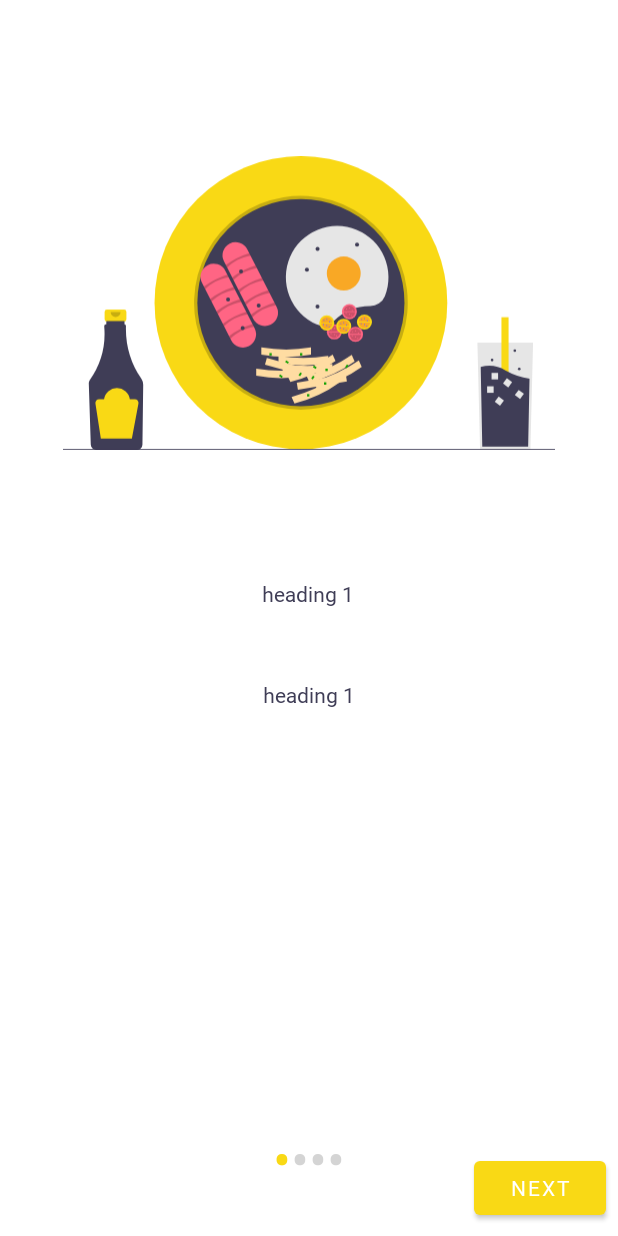
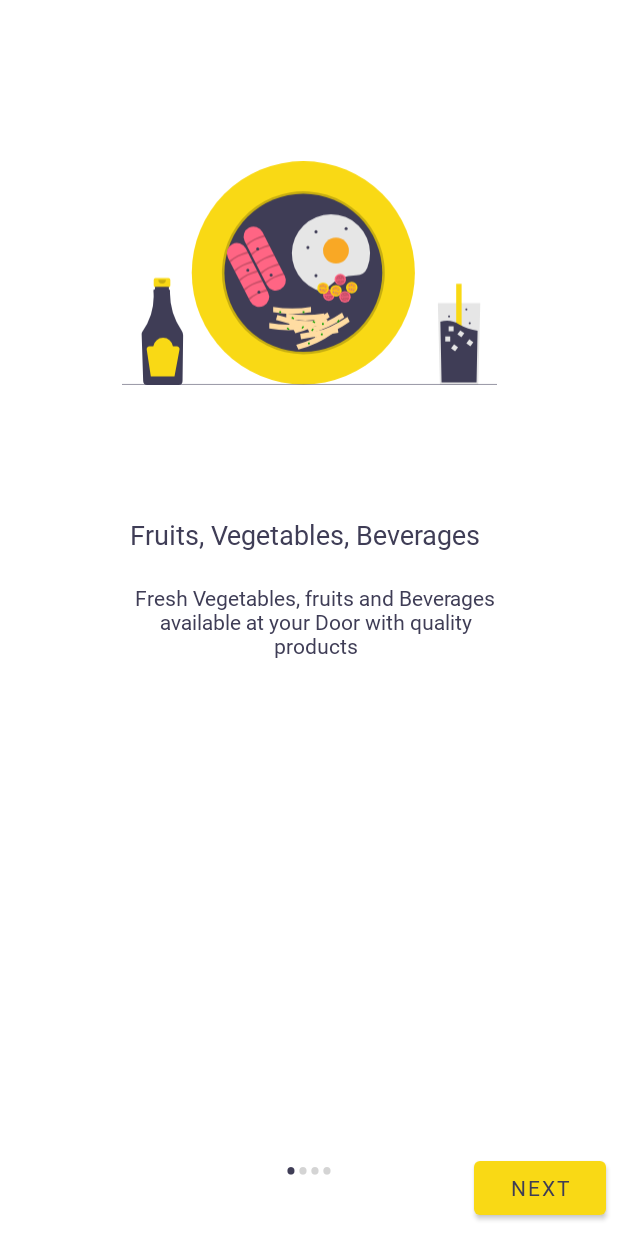
Before and after one commit to pratikKataria/pickle, an Android app: the screen it shows after launch (OnBoardingActivity), on a phone screen of 412 x 824 dp. Run offline under Robolectric (Android 15) with nearby library versions, the phone set to English and light mode, and no system bars.

Commit message:
On boarding Activity - changes {  -- design changes , color, fonts, etc  -- rework on code }

```diff
--- a/app/src/main/java/com/example/pickle/SliderAdapter.kt
+++ b/app/src/main/java/com/example/pickle/SliderAdapter.kt
@@ -26,17 +26,17 @@ class SliderAdapter : PagerAdapter {
         )
 
     private val textHeading = arrayOf(
-        "heading 1",
-        "heading 2",
-        "heading 3",
-        "heading 4"
+        "Fruits, Vegetables, Beverages ",
+        "Exact Delivery Location",
+        "Cash On Delivery",
+        "Faster Delivery"
     )
 
     private val description = arrayOf(
-        "desc 1",
-        "desc 2",
-        "desc 3",
-        "desc 4"
+        "Fresh Vegetables, fruits and Beverages available at your Door with quality products",
+        "Delivery with fine and exact location all over indore",
+        "No need to pay before, Pay When you get it, COD available at indore",
+        "Delivery within 30 min of order, with no extra coast"
     )
 
     override fun isViewFromObject(view: View, `object`: Any): Boolean {
@@ -54,7 +54,7 @@ class SliderAdapter : PagerAdapter {
 
         view.ob_activity_iv_image.setImageDrawable(view.resources.getDrawable(drawable[position]))
         view.ob_activity_tv_heading.text = textHeading[position]
-        view.ob_activity_tv_description.text = textHeading[position]
+        view.ob_activity_tv_description.text = description[position]
 
         container.addView(view)
 
--- a/app/src/main/java/com/example/pickle/activity/Splash/OnBoardingActivity.kt
+++ b/app/src/main/java/com/example/pickle/activity/Splash/OnBoardingActivity.kt
@@ -20,7 +20,6 @@ class OnBoardingActivity : AppCompatActivity() {
 
     private var dotes = arrayOfNulls<TextView>(4)
     private var currentPage = 0
-    private var doubleBackToExitPressedOnce = false
 
     override fun onCreate(savedInstanceState: Bundle?) {
         super.onCreate(savedInstanceState)
@@ -108,14 +107,14 @@ class OnBoardingActivity : AppCompatActivity() {
         for (x in dotes.indices) {
             dotes[x] = TextView(this)
             dotes[x]!!.text = Html.fromHtml("&#8226;")
-            dotes[x]!!.textSize = 35F
+            dotes[x]!!.textSize = 24F
             dotes[x]!!.setTextColor(resources.getColor(R.color.colorBlackTransparent))
 
             ob_activity_ll.addView(dotes[x])
         }
 
         if (dotes.size > 0) {
-            dotes[position]!!.setTextColor(resources.getColor(R.color.colorPrimary))
+            dotes[position]!!.setTextColor(resources.getColor(R.color.darkBlue))
         }
     }
 
--- a/app/src/main/java/com/example/pickle/activity/Splash/SplashActivity.kt
+++ b/app/src/main/java/com/example/pickle/activity/Splash/SplashActivity.kt
@@ -46,6 +46,7 @@ class SplashActivity : AppCompatActivity() {
 
     override fun onStart() {
         super.onStart()
+        startActivity(Intent(this@SplashActivity, OnBoardingActivity::class.java))
         if (!hasPermissions(this, permission))
             ActivityCompat.requestPermissions(this, permission, PERMISSION_ALL)
             else
--- a/app/src/main/res/layout/activity_on_boarding.xml
+++ b/app/src/main/res/layout/activity_on_boarding.xml
@@ -34,6 +34,7 @@
         android:layout_marginEnd="8dp"
         android:layout_marginBottom="8dp"
         android:text="next"
+        android:textColor="@color/darkBlue"
         app:layout_constraintBottom_toBottomOf="parent"
         app:layout_constraintEnd_toEndOf="parent" />
 
@@ -44,6 +45,7 @@
         android:layout_marginStart="8dp"
         android:layout_marginBottom="8dp"
         android:text="back"
+        android:textColor="@color/darkBlue"
         app:layout_constraintBottom_toBottomOf="parent"
         app:layout_constraintStart_toStartOf="parent" />
 
--- a/app/src/main/res/layout/sliding_layout.xml
+++ b/app/src/main/res/layout/sliding_layout.xml
@@ -1,14 +1,15 @@
 <?xml version="1.0" encoding="utf-8"?>
 <androidx.constraintlayout.widget.ConstraintLayout xmlns:android="http://schemas.android.com/apk/res/android"
     xmlns:app="http://schemas.android.com/apk/res-auto"
+    xmlns:tools="http://schemas.android.com/tools"
     android:layout_width="match_parent"
     android:layout_height="match_parent"
     android:orientation="vertical">
 
     <ImageView
         android:id="@+id/ob_activity_iv_image"
-        android:layout_width="match_parent"
-        android:layout_height="320dp"
+        android:layout_width="250dp"
+        android:layout_height="280dp"
         android:layout_margin="@dimen/onBoardingImageDimen"
         app:layout_constraintEnd_toEndOf="parent"
         app:layout_constraintStart_toStartOf="parent"
@@ -19,23 +20,26 @@
         android:layout_width="wrap_content"
         android:layout_height="wrap_content"
         android:layout_marginStart="8dp"
-        android:layout_marginTop="48dp"
+        android:layout_marginTop="22dp"
         android:layout_marginEnd="8dp"
-        android:text="text image"
+        android:fontFamily="@font/avenir_next_demi_bold"
+        android:text="Sample text"
+        android:textSize="18dp"
         app:layout_constraintEnd_toEndOf="parent"
         app:layout_constraintStart_toStartOf="parent"
-        app:layout_constraintTop_toBottomOf="@+id/ob_activity_tv_description" />
+        app:layout_constraintTop_toBottomOf="@+id/ob_activity_iv_image" />
 
     <TextView
         android:id="@+id/ob_activity_tv_description"
-        android:layout_width="wrap_content"
+        android:layout_width="0dp"
         android:layout_height="wrap_content"
         android:layout_marginStart="8dp"
-        android:layout_marginTop="24dp"
-        android:text="pratik "
-        app:layout_constraintEnd_toEndOf="parent"
-        app:layout_constraintHorizontal_bias="0.487"
-        app:layout_constraintStart_toStartOf="parent"
-        app:layout_constraintTop_toBottomOf="@+id/ob_activity_iv_image" />
+        android:layout_marginTop="20dp"
+        android:text="Sample text"
+        android:textAlignment="center"
+        app:layout_constraintEnd_toEndOf="@+id/ob_activity_iv_image"
+        app:layout_constraintHorizontal_bias="0.485"
+        app:layout_constraintStart_toStartOf="@+id/ob_activity_iv_image"
+        app:layout_constraintTop_toBottomOf="@+id/ob_activity_tv_heading" />
 
 </androidx.constraintlayout.widget.ConstraintLayout>
```
